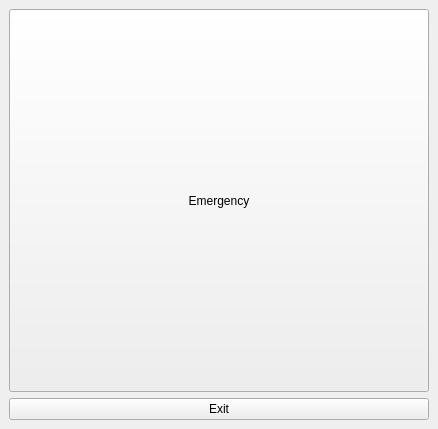
This is ui_emergency/ui/main_window.ui in Lee-JaeWon/Autonomous-Multi-Robot-Parking-System as Qt 5 draws it before an edit. The edited form follows.
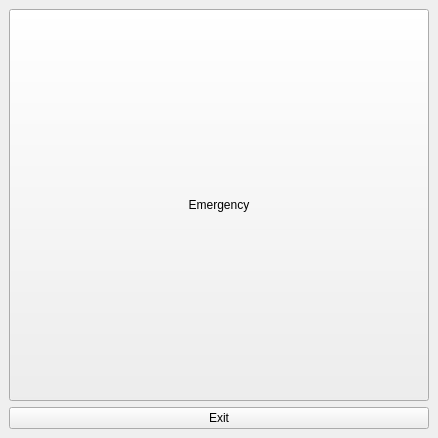
This is the edited form. Icons and pictures are not drawn.

Commit message: [Edit]:add app icon

Diff of the .ui file:
```diff
--- a/ui_emergency/ui/main_window.ui
+++ b/ui_emergency/ui/main_window.ui
@@ -10,7 +10,7 @@
     <x>0</x>
     <y>0</y>
     <width>438</width>
-    <height>429</height>
+    <height>438</height>
    </rect>
   </property>
   <property name="windowTitle">
```
The commit also changes 2 other files.
